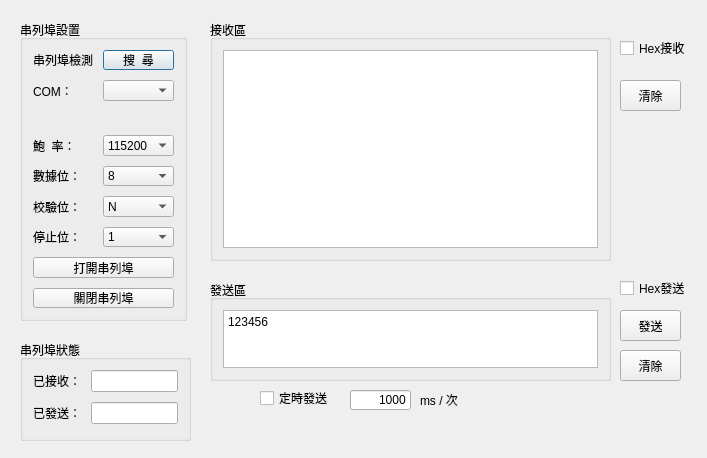
Qt form win/ui_demo_1.ui (yaowenkuo/Pyserial_Test) before a commit.
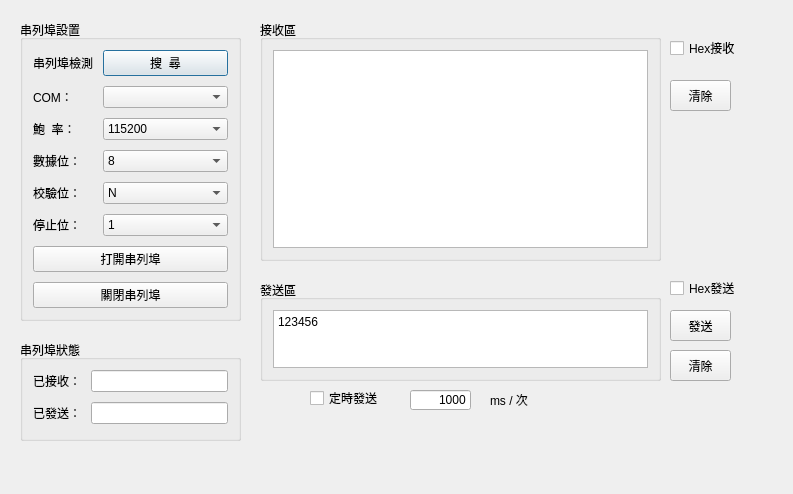
The same form after that commit.

```diff
--- a/win/ui_demo_1.ui
+++ b/win/ui_demo_1.ui
@@ -6,8 +6,8 @@
    <rect>
     <x>0</x>
     <y>0</y>
-    <width>707</width>
-    <height>458</height>
+    <width>793</width>
+    <height>494</height>
    </rect>
   </property>
   <property name="windowTitle">
@@ -18,7 +18,7 @@
     <rect>
      <x>20</x>
      <y>20</y>
-     <width>167</width>
+     <width>221</width>
      <height>301</height>
     </rect>
    </property>
@@ -64,17 +64,24 @@
       </property>
      </widget>
     </item>
+    <item row="1" column="0">
+     <widget class="QLabel" name="s1__lb_2">
+      <property name="text">
+       <string>COM：</string>
+      </property>
+     </widget>
+    </item>
     <item row="1" column="1">
      <widget class="QComboBox" name="s1__box_2"/>
     </item>
-    <item row="3" column="0">
+    <item row="2" column="0">
      <widget class="QLabel" name="s1__lb_3">
       <property name="text">
        <string>鮑  率：</string>
       </property>
      </widget>
     </item>
-    <item row="3" column="1">
+    <item row="2" column="1">
      <widget class="QComboBox" name="s1__box_3">
       <item>
        <property name="text">
@@ -138,14 +145,14 @@
       </item>
      </widget>
     </item>
-    <item row="4" column="0">
+    <item row="3" column="0">
      <widget class="QLabel" name="s1__lb_4">
       <property name="text">
        <string>數據位：</string>
       </property>
      </widget>
     </item>
-    <item row="4" column="1">
+    <item row="3" column="1">
      <widget class="QComboBox" name="s1__box_4">
       <item>
        <property name="text">
@@ -169,14 +176,14 @@
       </item>
      </widget>
     </item>
-    <item row="5" column="0">
+    <item row="4" column="0">
      <widget class="QLabel" name="s1__lb_5">
       <property name="text">
        <string>校驗位：</string>
       </property>
      </widget>
     </item>
-    <item row="5" column="1">
+    <item row="4" column="1">
      <widget class="QComboBox" name="s1__box_5">
       <item>
        <property name="text">
@@ -185,28 +192,14 @@
       </item>
      </widget>
     </item>
-    <item row="7" column="0" colspan="2">
-     <widget class="QPushButton" name="open_button">
-      <property name="text">
-       <string>打開串列埠</string>
-      </property>
-     </widget>
-    </item>
-    <item row="8" column="0" colspan="2">
-     <widget class="QPushButton" name="close_button">
-      <property name="text">
-       <string>關閉串列埠</string>
-      </property>
-     </widget>
-    </item>
-    <item row="6" column="0">
+    <item row="5" column="0">
      <widget class="QLabel" name="s1__lb_6">
       <property name="text">
        <string>停止位：</string>
       </property>
      </widget>
     </item>
-    <item row="6" column="1">
+    <item row="5" column="1">
      <widget class="QComboBox" name="s1__box_6">
       <item>
        <property name="text">
@@ -215,26 +208,17 @@
       </item>
      </widget>
     </item>
-    <item row="2" column="0" colspan="2">
-     <widget class="QLabel" name="state_label">
+    <item row="6" column="0" colspan="2">
+     <widget class="QPushButton" name="open_button">
       <property name="text">
-       <string/>
-      </property>
-      <property name="textFormat">
-       <enum>Qt::AutoText</enum>
-      </property>
-      <property name="scaledContents">
-       <bool>true</bool>
-      </property>
-      <property name="alignment">
-       <set>Qt::AlignRight|Qt::AlignTrailing|Qt::AlignVCenter</set>
+       <string>打開串列埠</string>
       </property>
      </widget>
     </item>
-    <item row="1" column="0">
-     <widget class="QLabel" name="s1__lb_2">
+    <item row="7" column="0" colspan="2">
+     <widget class="QPushButton" name="close_button">
       <property name="text">
-       <string>COM：</string>
+       <string>關閉串列埠</string>
       </property>
      </widget>
     </item>
@@ -243,7 +227,7 @@
   <widget class="QGroupBox" name="verticalGroupBox">
    <property name="geometry">
     <rect>
-     <x>210</x>
+     <x>260</x>
      <y>20</y>
      <width>401</width>
      <height>241</height>
@@ -273,7 +257,7 @@
   <widget class="QGroupBox" name="verticalGroupBox_2">
    <property name="geometry">
     <rect>
-     <x>210</x>
+     <x>260</x>
      <y>280</y>
      <width>401</width>
      <height>101</height>
@@ -311,7 +295,7 @@
   <widget class="QPushButton" name="s3__send_button">
    <property name="geometry">
     <rect>
-     <x>620</x>
+     <x>670</x>
      <y>310</y>
      <width>61</width>
      <height>31</height>
@@ -324,7 +308,7 @@
   <widget class="QPushButton" name="s3__clear_button">
    <property name="geometry">
     <rect>
-     <x>620</x>
+     <x>670</x>
      <y>350</y>
      <width>61</width>
      <height>31</height>
@@ -339,7 +323,7 @@
     <rect>
      <x>20</x>
      <y>340</y>
-     <width>171</width>
+     <width>221</width>
      <height>101</height>
     </rect>
    </property>
@@ -390,9 +374,9 @@
   <widget class="QCheckBox" name="hex_send">
    <property name="geometry">
     <rect>
-     <x>620</x>
+     <x>670</x>
      <y>280</y>
-     <width>71</width>
+     <width>91</width>
      <height>16</height>
     </rect>
    </property>
@@ -403,9 +387,9 @@
   <widget class="QCheckBox" name="hex_receive">
    <property name="geometry">
     <rect>
-     <x>620</x>
+     <x>670</x>
      <y>40</y>
-     <width>71</width>
+     <width>91</width>
      <height>16</height>
     </rect>
    </property>
@@ -416,7 +400,7 @@
   <widget class="QPushButton" name="s2__clear_button">
    <property name="geometry">
     <rect>
-     <x>620</x>
+     <x>670</x>
      <y>80</y>
      <width>61</width>
      <height>31</height>
@@ -429,9 +413,9 @@
   <widget class="QCheckBox" name="timer_send_cb">
    <property name="geometry">
     <rect>
-     <x>260</x>
+     <x>310</x>
      <y>390</y>
-     <width>71</width>
+     <width>91</width>
      <height>16</height>
     </rect>
    </property>
@@ -442,7 +426,7 @@
   <widget class="QLineEdit" name="lineEdit_3">
    <property name="geometry">
     <rect>
-     <x>350</x>
+     <x>410</x>
      <y>390</y>
      <width>61</width>
      <height>20</height>
@@ -458,7 +442,7 @@
   <widget class="QLabel" name="dw">
    <property name="geometry">
     <rect>
-     <x>420</x>
+     <x>490</x>
      <y>390</y>
      <width>54</width>
      <height>20</height>
@@ -468,6 +452,28 @@
     <string>ms / 次</string>
    </property>
   </widget>
+  <widget class="QLabel" name="state_label">
+   <property name="geometry">
+    <rect>
+     <x>20</x>
+     <y>450</y>
+     <width>671</width>
+     <height>18</height>
+    </rect>
+   </property>
+   <property name="text">
+    <string/>
+   </property>
+   <property name="textFormat">
+    <enum>Qt::AutoText</enum>
+   </property>
+   <property name="scaledContents">
+    <bool>true</bool>
+   </property>
+   <property name="alignment">
+    <set>Qt::AlignRight|Qt::AlignTrailing|Qt::AlignVCenter</set>
+   </property>
+  </widget>
   <zorder>verticalGroupBox</zorder>
   <zorder>verticalGroupBox_2</zorder>
   <zorder>formGroupBox</zorder>
@@ -480,6 +486,7 @@
   <zorder>timer_send_cb</zorder>
   <zorder>lineEdit_3</zorder>
   <zorder>dw</zorder>
+  <zorder>state_label</zorder>
  </widget>
  <resources/>
  <connections/>
```
